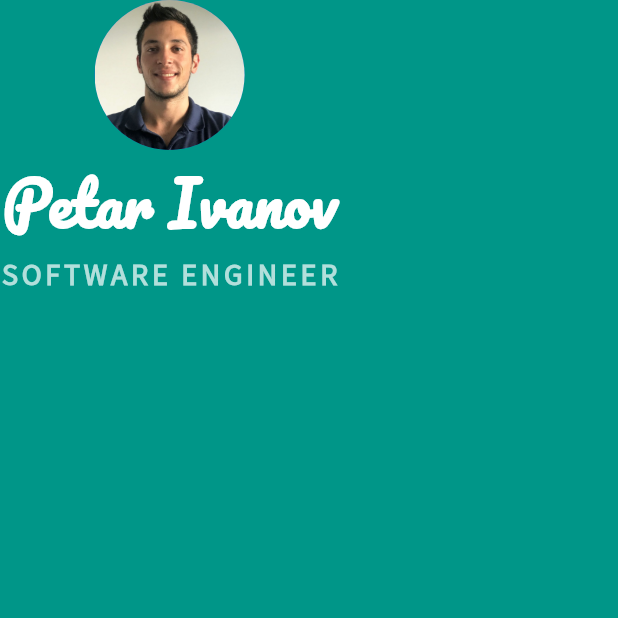
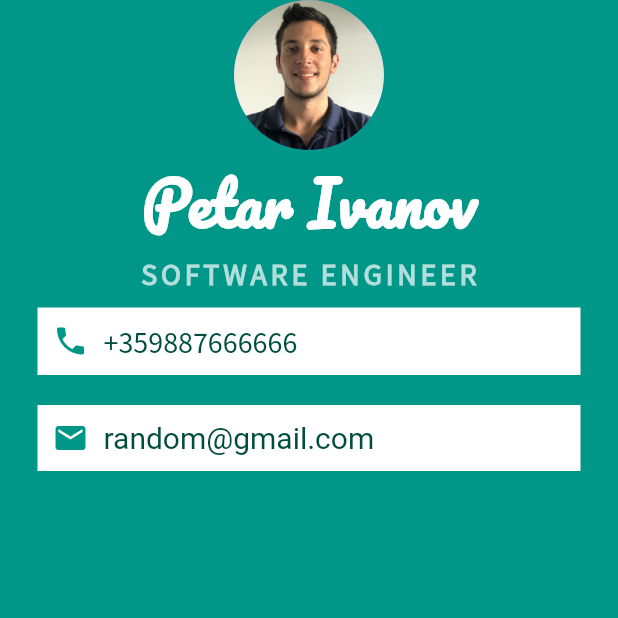
Before and after one commit to petarivanov9/flutter-dart-dev-bootcamp, a Flutter app: the screen it shows after launch, on a phone screen of 412 x 824 dp, the top half of it. Run offline on Flutter 3.47's test engine with Material 2 defaults, Android fonts, the phone set to English and light mode, and no system bars.

Commit message:
added phone and email boxes

```diff
--- a/mi_card_flutter_new/lib/main.dart
+++ b/mi_card_flutter_new/lib/main.dart
@@ -38,6 +38,53 @@
                   color: Colors.teal.shade100,
                 ),
               ),
+              Container(
+                color: Colors.white,
+                margin: EdgeInsets.symmetric(vertical: 10.0, horizontal: 25.0),
+                padding: EdgeInsets.all(10.0),
+                child: Row(
+                  children: <Widget>[
+                    Icon(
+                      Icons.phone,
+                      color: Colors.teal,
+                    ),
+                    SizedBox(
+                      width: 10.0,
+                    ),
+                    Text(
+                      '+359887666666',
+                      style: TextStyle(
+                        color: Colors.teal.shade900,
+                        fontFamily: 'Source Sans Pro',
+                        fontSize: 20.0,
+                      ),
+                    )
+                  ],
+                ),
+              ),
+              Container(
+                color: Colors.white,
+                margin: EdgeInsets.symmetric(vertical: 10.0, horizontal: 25.0),
+                padding: EdgeInsets.all(10.0),
+                child: Row(
+                  children: <Widget>[
+                    Icon(
+                      Icons.email,
+                      color: Colors.teal,
+                    ),
+                    SizedBox(
+                      width: 10.0,
+                    ),
+                    Text(
+                      'random@gmail.com',
+                      style: TextStyle(
+                        color: Colors.teal.shade900,
+                        fontSize: 20.0,
+                      ),
+                    ),
+                  ],
+                ),
+              )
             ],
           ),
         ),
```
